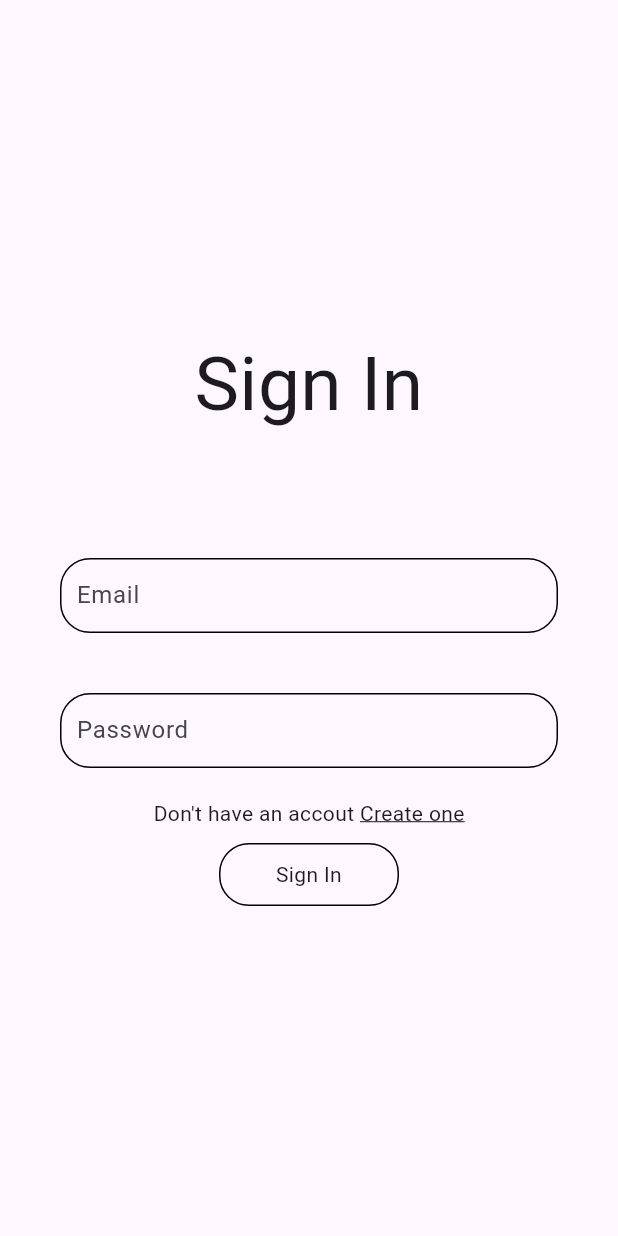
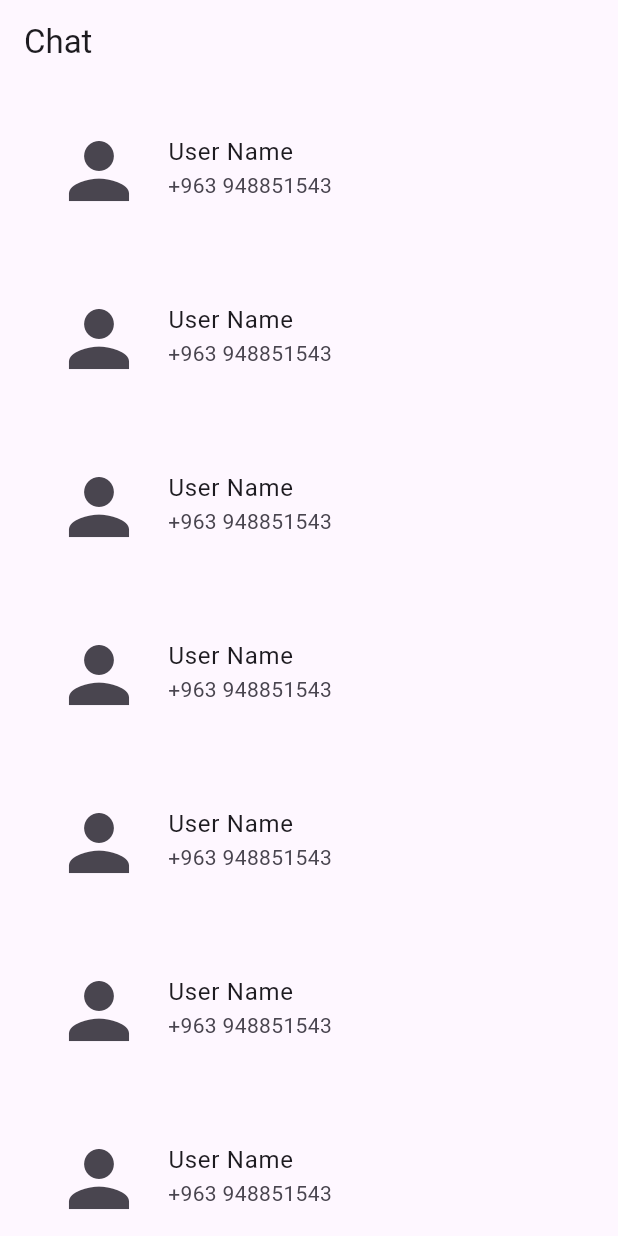
Before and after one commit to ASPU-Projects/Legal-Assistance-Mobile, a Flutter app: the screen it shows after launch, on a phone screen of 412 x 824 dp. Run offline on Flutter 3.47's test engine with Material 3 defaults, Android fonts, the light colour scheme and no system bars; our stand-ins replace get.

Commit message:
Update HomePage, Add ChatPage & Settings & Theme

```diff
--- a/lib/componant/myTextFeild.dart
+++ b/lib/componant/myTextFeild.dart
@@ -4,20 +4,18 @@ class MyTextFeild extends StatelessWidget {
   const MyTextFeild({super.key, required this.text, required this.obscureText});
   final String text;
   final bool obscureText;
+  // final Icon Eye;
 
   @override
   Widget build(BuildContext context) {
     return Container(
-      margin: EdgeInsets.symmetric(horizontal: 40, vertical: 20),
-      decoration: BoxDecoration(
-        border: Border.all(),
-        borderRadius: BorderRadius.all(Radius.circular(20)),
-      ),
+      margin: EdgeInsets.symmetric(horizontal: 40, vertical: 10),
+      decoration: BoxDecoration(),
       child: Padding(
         padding: const EdgeInsets.symmetric(horizontal: 10),
         child: TextField(
           obscureText: obscureText,
-          decoration: InputDecoration(border: InputBorder.none, hintText: text),
+          decoration: InputDecoration(hintText: text),
         ),
       ),
     );
--- a/lib/controller/local/locale.dart
+++ b/lib/controller/local/locale.dart
@@ -17,6 +17,8 @@ class MyLocale implements Translations {
       "11": "تسجيل الدخول",
       "12": "البريد الإلكتروني",
       "13": "كلمة المرور",
+      "14": "الدردشة",
+      "15": "المجيب الألي",
     },
     "en": {
       "1": "Home Page",
@@ -32,6 +34,8 @@ class MyLocale implements Translations {
       "11": "Sign In",
       "12": "Email",
       "13": "Password",
+      "14": "Chat",
+      "15": "Chatbot",
     },
   };
 }
--- /dev/null
+++ b/lib/view/chat/chatPage.dart
@@ -0,0 +1,31 @@
+import 'package:flutter/material.dart';
+
+class ChatPage extends StatefulWidget {
+  const ChatPage({super.key});
+
+  @override
+  State<ChatPage> createState() => _ChatPageState();
+}
+
+class _ChatPageState extends State<ChatPage> {
+  @override
+  Widget build(BuildContext context) {
+    return SafeArea(
+      child: Scaffold(
+        appBar: AppBar(title: Text("Chat")),
+        body: ListView.builder(
+          itemCount: 13,
+          itemBuilder:
+              (context, i) => Container(
+                margin: EdgeInsets.symmetric(horizontal: 20, vertical: 20),
+                child: ListTile(
+                  title: Text("User Name"),
+                  leading: Icon(Icons.person, size: 60),
+                  subtitle: Text("+963 948851543"),
+                ),
+              ),
+        ),
+      ),
+    );
+  }
+}
--- a/lib/view/homepage.dart
+++ b/lib/view/homepage.dart
@@ -1,6 +1,7 @@
 import 'package:flutter/material.dart';
 import 'package:get/get.dart';
 import 'package:get/utils.dart';
+import 'package:legal_assistance_mobile/componant/myDrawer.dart';
 // import 'package:legal_assistance_mobile/componant/myDrawer.dart';
 
 class HomePage extends StatelessWidget {
@@ -11,7 +12,7 @@ class HomePage extends StatelessWidget {
     return SafeArea(
       child: Scaffold(
         appBar: AppBar(title: Text("1".tr), backgroundColor: Color(0xffffcf40)),
-        // drawer: MyDrawer(userInfo: userInfo),
+        drawer: MyDrawer(),
       ),
     );
   }
--- a/lib/view/main.dart
+++ b/lib/view/main.dart
@@ -1,7 +1,11 @@
 import 'package:flutter/material.dart';
-import 'package:get/route_manager.dart';
+import 'package:get/get.dart';
 import 'package:legal_assistance_mobile/controller/local/locale.dart';
+import 'package:legal_assistance_mobile/controller/local/localeController.dart';
 import 'package:legal_assistance_mobile/view/auth/signin.dart';
+import 'package:legal_assistance_mobile/view/auth/signup.dart';
+import 'package:legal_assistance_mobile/view/chat/chatPage.dart';
+import 'package:legal_assistance_mobile/view/homepage.dart';
 
 void main(List<String> args) {
   runApp(MyApp());
@@ -12,9 +16,10 @@ class MyApp extends StatelessWidget {
 
   @override
   Widget build(BuildContext context) {
+    Get.put(MyLocaleController());
     return GetMaterialApp(
       locale: Get.deviceLocale,
-      home: SignIn(),
+      home: ChatPage(),
       translations: MyLocale(),
     );
   }
```
Also changed, not shown: lib/componant/myDrawer.dart (+14 -1 lines), lib/settings.dart (added, +77 -0 lines), lib/theme/colors.dart (added, +11 -0 lines), lib/view/auth/signup.dart (+157 -4 lines), lib/theme/darkTheme.dart (added), lib/theme/lightTheme.dart (added).
